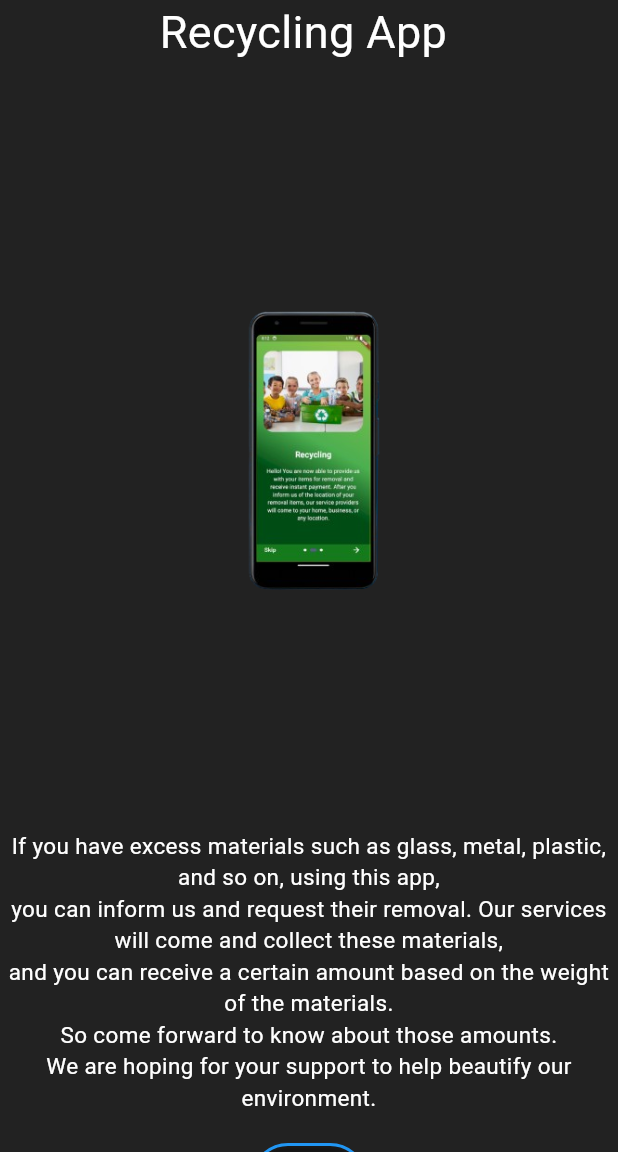
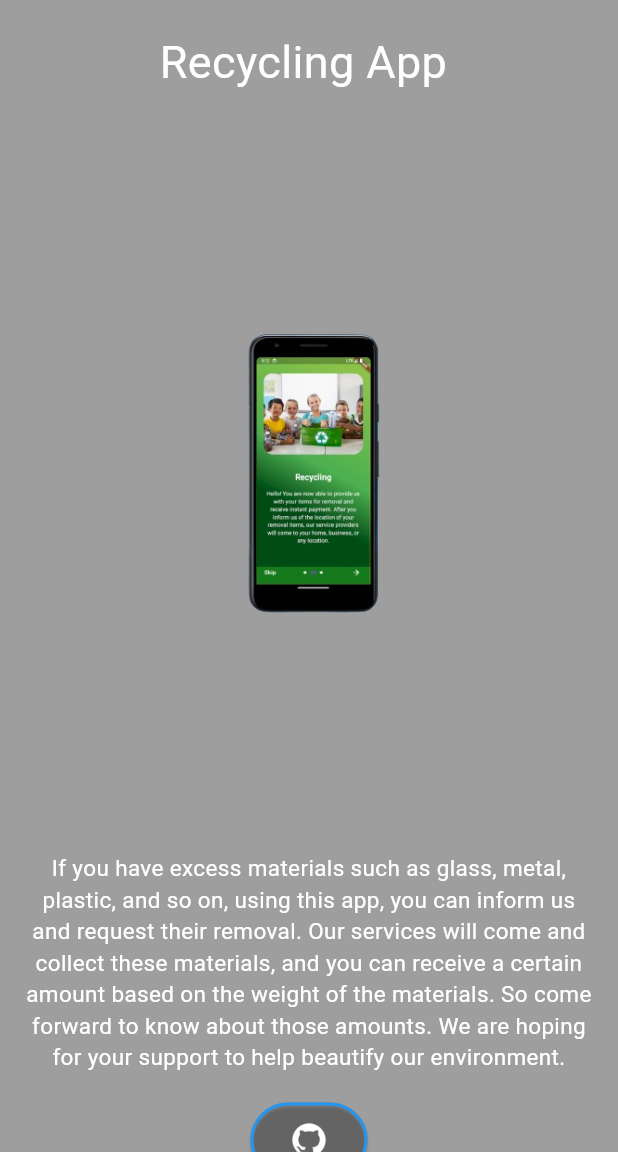
Before and after one commit to isurubandara1/Portfolio_Website, a Flutter app: the screen it shows after launch, on a phone screen of 412 x 824 dp, the part 84-1236 px from its top. Run offline on Flutter 3.47's test engine with Material 3 defaults, Android fonts, the phone set to English and light mode, and no system bars; our stand-ins replace cloud_firestore, device_preview, firebase_core; missing offline and left inert: dart:html, flutter_email_sender; accounts and stored records are empty.

Commit message:
changes of mobile protfolio page

```diff
--- a/lib/Mobile/Mprotfolio.dart
+++ b/lib/Mobile/Mprotfolio.dart
@@ -1,6 +1,5 @@
 import 'package:flutter/material.dart';
 import 'dart:async';
-
 import '../DeskTop/Common.dart';
 import '../PageRouter.dart';
 
@@ -8,7 +7,7 @@ class Mprotfolio extends StatelessWidget {
   @override
   Widget build(BuildContext context) {
     return Scaffold(
-      backgroundColor: Colors.black87,
+      backgroundColor: Colors.black38,
       appBar: AppBar(
         backgroundColor: Colors.black,
         title: const Text(
@@ -33,7 +32,9 @@ class Mprotfolio extends StatelessWidget {
       ),
       body: Column(
         children: [
-          // Content
+          SizedBox(
+            height: 20,
+          ),
           Expanded(
             child: ListView(
               children: [
@@ -45,7 +46,7 @@ class Mprotfolio extends StatelessWidget {
                       style: TextStyle(color: Colors.white, fontSize: 30),
                     ),
                     const SizedBox(
-                      height: 10,
+                      height: 5,
                     ),
                     const AutoScrollImages(
                       imageUrls: [
@@ -63,10 +64,13 @@ class Mprotfolio extends StatelessWidget {
                     ),
                     Column(
                       children: [
-                        const Text(
-                          "If you have excess materials such as glass, metal, plastic, and so on, using this app,\nyou can inform us and request their removal. Our services will come and collect these materials, \nand you can receive a certain amount based on the weight of the materials. \nSo come forward to know about those amounts. \nWe are hoping for your support to help beautify our environment.",
-                          textAlign: TextAlign.center,
-                          style: TextStyle(color: Colors.white, fontSize: 15),
+                        Padding(
+                          padding: const EdgeInsets.only(left: 15, right: 15),
+                          child: const Text(
+                            "If you have excess materials such as glass, metal, plastic, and so on, using this app, you can inform us and request their removal. Our services will come and collect these materials, and you can receive a certain amount based on the weight of the materials. So come forward to know about those amounts. We are hoping for your support to help beautify our environment.",
+                            textAlign: TextAlign.center,
+                            style: TextStyle(color: Colors.white, fontSize: 15),
+                          ),
                         ),
                         const SizedBox(
                           height: 20,
@@ -92,7 +96,9 @@ class Mprotfolio extends StatelessWidget {
                   ],
                 ),
 
-                lineSpace(context, 30),
+                const SizedBox(
+                  height: 30,
+                ),
 
                 //Second
                 Column(
@@ -102,7 +108,7 @@ class Mprotfolio extends StatelessWidget {
                       style: TextStyle(color: Colors.white, fontSize: 30),
                     ),
                     const SizedBox(
-                      height: 10,
+                      height: 5,
                     ),
                     const AutoScrollMaths(
                       imageUrls: [
@@ -117,10 +123,13 @@ class Mprotfolio extends StatelessWidget {
                     ),
                     Column(
                       children: [
-                        const Text(
-                          "With this Mobile application, students can discover solutions for various mathematical problems,\n including fractions, straight lines, area, perimeter, and more. \nWhen users input data into the app, \nit promptly generates answers for specific questions.",
-                          textAlign: TextAlign.center,
-                          style: TextStyle(color: Colors.white, fontSize: 15),
+                        Padding(
+                          padding: const EdgeInsets.only(left: 15, right: 15),
+                          child: const Text(
+                            "With this Mobile application, students can discover solutions for various mathematical problems, including fractions, straight lines, area, perimeter, and more. When users input data into the app, it promptly generates answers for specific questions.",
+                            textAlign: TextAlign.center,
+                            style: TextStyle(color: Colors.white, fontSize: 15),
+                          ),
                         ),
                         const SizedBox(
                           height: 20,
```
